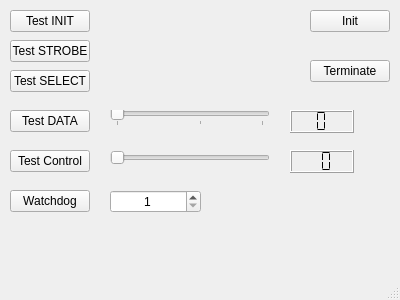
First picture: the form in mainwindow.ui, repository boilerbots/PinballDiag, before the edit.
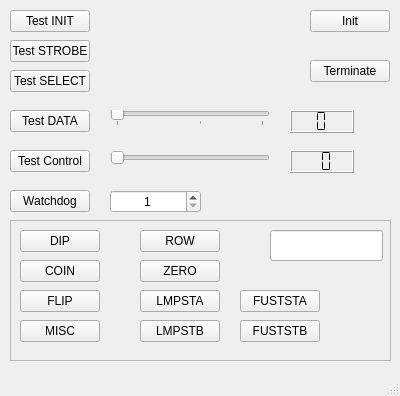
Second picture: the form after the edit.

Diff of the .ui file:
```diff
--- a/mainwindow.ui
+++ b/mainwindow.ui
@@ -7,7 +7,7 @@
     <x>0</x>
     <y>0</y>
     <width>400</width>
-    <height>300</height>
+    <height>396</height>
    </rect>
   </property>
   <property name="windowTitle">
@@ -243,6 +243,173 @@
      <number>1</number>
     </property>
    </widget>
+   <widget class="QFrame" name="frame">
+    <property name="geometry">
+     <rect>
+      <x>10</x>
+      <y>220</y>
+      <width>381</width>
+      <height>141</height>
+     </rect>
+    </property>
+    <property name="frameShape">
+     <enum>QFrame::StyledPanel</enum>
+    </property>
+    <property name="frameShadow">
+     <enum>QFrame::Raised</enum>
+    </property>
+    <widget class="QPushButton" name="testReadDip">
+     <property name="geometry">
+      <rect>
+       <x>10</x>
+       <y>10</y>
+       <width>80</width>
+       <height>22</height>
+      </rect>
+     </property>
+     <property name="text">
+      <string>DIP</string>
+     </property>
+    </widget>
+    <widget class="QPushButton" name="testReadCoin">
+     <property name="geometry">
+      <rect>
+       <x>10</x>
+       <y>40</y>
+       <width>80</width>
+       <height>22</height>
+      </rect>
+     </property>
+     <property name="text">
+      <string>COIN</string>
+     </property>
+    </widget>
+    <widget class="QPushButton" name="testReadFlip">
+     <property name="geometry">
+      <rect>
+       <x>10</x>
+       <y>70</y>
+       <width>80</width>
+       <height>22</height>
+      </rect>
+     </property>
+     <property name="text">
+      <string>FLIP</string>
+     </property>
+    </widget>
+    <widget class="QPushButton" name="testReadMisc">
+     <property name="geometry">
+      <rect>
+       <x>10</x>
+       <y>100</y>
+       <width>80</width>
+       <height>22</height>
+      </rect>
+     </property>
+     <property name="text">
+      <string>MISC</string>
+     </property>
+    </widget>
+    <widget class="QPushButton" name="testReadRow">
+     <property name="geometry">
+      <rect>
+       <x>130</x>
+       <y>10</y>
+       <width>80</width>
+       <height>22</height>
+      </rect>
+     </property>
+     <property name="text">
+      <string>ROW</string>
+     </property>
+    </widget>
+    <widget class="QPushButton" name="testReadZero">
+     <property name="geometry">
+      <rect>
+       <x>130</x>
+       <y>40</y>
+       <width>80</width>
+       <height>22</height>
+      </rect>
+     </property>
+     <property name="text">
+      <string>ZERO</string>
+     </property>
+    </widget>
+    <widget class="QPushButton" name="testReadLmpStA">
+     <property name="geometry">
+      <rect>
+       <x>130</x>
+       <y>70</y>
+       <width>80</width>
+       <height>22</height>
+      </rect>
+     </property>
+     <property name="text">
+      <string>LMPSTA</string>
+     </property>
+    </widget>
+    <widget class="QPushButton" name="testReadLmpStB">
+     <property name="geometry">
+      <rect>
+       <x>130</x>
+       <y>100</y>
+       <width>80</width>
+       <height>22</height>
+      </rect>
+     </property>
+     <property name="text">
+      <string>LMPSTB</string>
+     </property>
+    </widget>
+    <widget class="QPushButton" name="testReadFusTstA">
+     <property name="geometry">
+      <rect>
+       <x>230</x>
+       <y>70</y>
+       <width>80</width>
+       <height>22</height>
+      </rect>
+     </property>
+     <property name="text">
+      <string>FUSTSTA</string>
+     </property>
+    </widget>
+    <widget class="QPushButton" name="testReadFusTstB">
+     <property name="geometry">
+      <rect>
+       <x>230</x>
+       <y>100</y>
+       <width>80</width>
+       <height>22</height>
+      </rect>
+     </property>
+     <property name="text">
+      <string>FUSTSTB</string>
+     </property>
+    </widget>
+    <widget class="QLineEdit" name="readBackText">
+     <property name="geometry">
+      <rect>
+       <x>260</x>
+       <y>10</y>
+       <width>113</width>
+       <height>31</height>
+      </rect>
+     </property>
+     <property name="font">
+      <font>
+       <pointsize>18</pointsize>
+      </font>
+     </property>
+     <property name="maxLength">
+      <number>4</number>
+     </property>
+     <property name="readOnly">
+      <bool>true</bool>
+     </property>
+    </widget>
+   </widget>
   </widget>
   <widget class="QStatusBar" name="statusBar"/>
  </widget>
```
